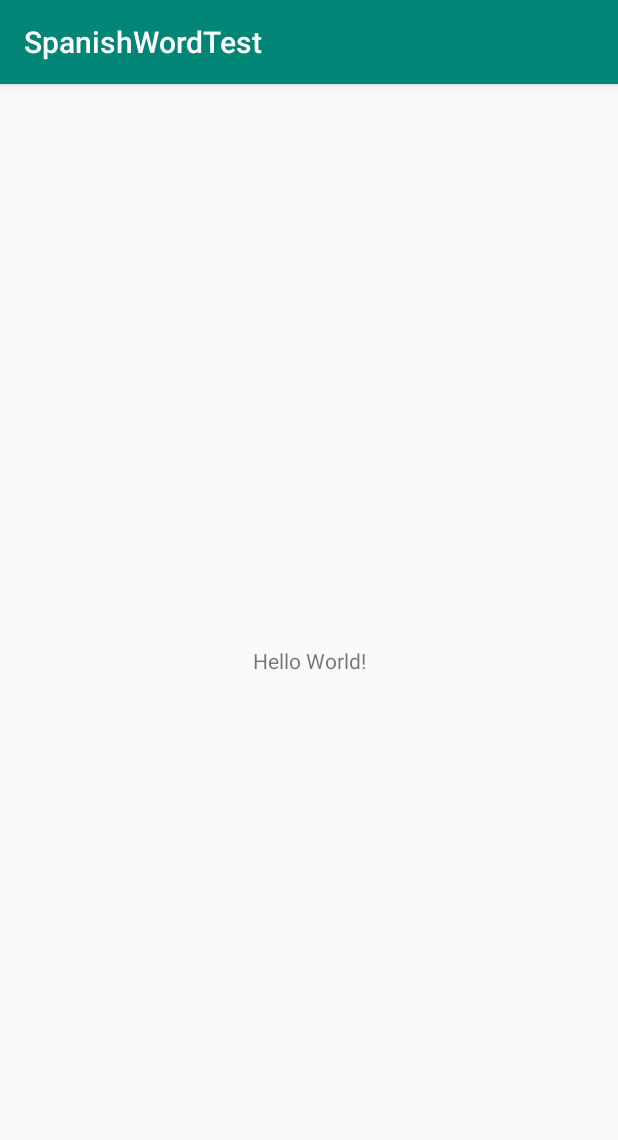
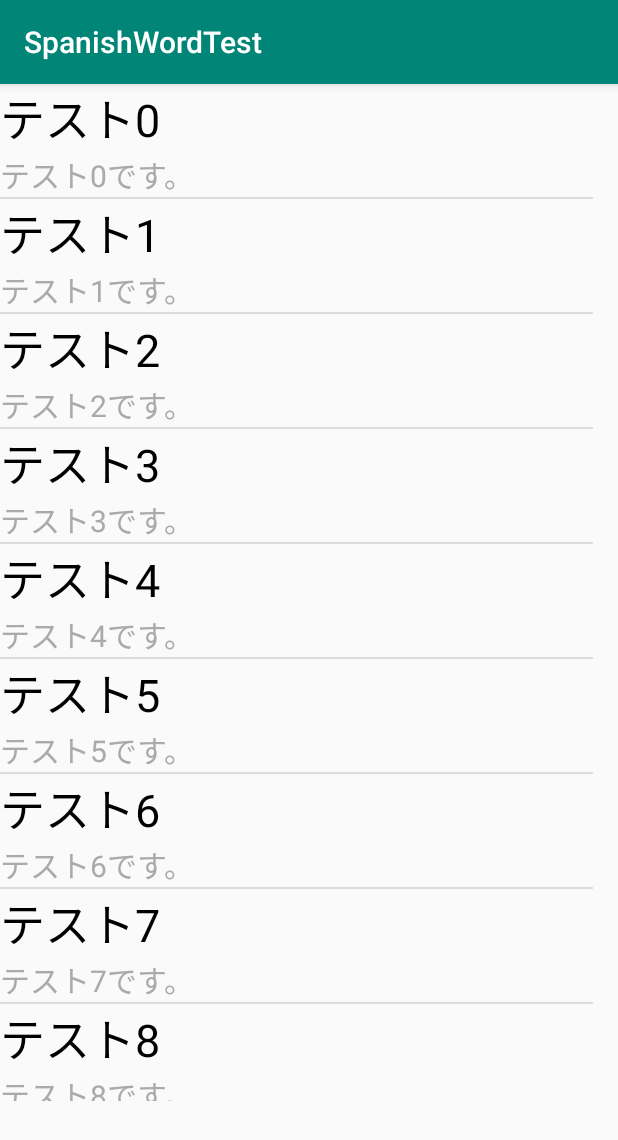
Before and after one commit to aetenotnk/SpanishWordTest, an Android app: the screen it shows after launch (TestList), on a phone screen of 412 x 824 dp. Shown: the top 1140 px of the screen. Run offline under Robolectric (Android 15) with nearby library versions, the light colour scheme and no system bars.

Commit message:
テスト一覧画面の仮組を作成

```diff
--- a/app/src/main/java/jp/yutayamazaki/spanishwordtest/TestList.java
+++ b/app/src/main/java/jp/yutayamazaki/spanishwordtest/TestList.java
@@ -2,6 +2,13 @@ package jp.yutayamazaki.spanishwordtest;
 
 import android.support.v7.app.AppCompatActivity;
 import android.os.Bundle;
+import android.view.ViewGroup;
+import android.widget.ListView;
+import android.widget.RelativeLayout;
+import android.widget.SimpleAdapter;
+
+import java.util.ArrayList;
+import java.util.HashMap;
 
 public class TestList extends AppCompatActivity {
 
@@ -9,5 +16,50 @@ public class TestList extends AppCompatActivity {
     protected void onCreate(Bundle savedInstanceState) {
         super.onCreate(savedInstanceState);
         setContentView(R.layout.activity_test_list);
+
+        setTestList();
+    }
+
+    private void setTestList(){
+        ArrayList<HashMap<String, String>> listData = new ArrayList<>();
+
+        for(int i = 0;i < 10;i++){
+            HashMap<String, String> data = new HashMap<>();
+
+            data.put("title", "テスト" + i);
+            data.put("caption", "テスト" + i + "です。");
+
+            listData.add(data);
+        }
+
+        SimpleAdapter adapter = new SimpleAdapter(
+                this,
+                listData,
+                R.layout.test_list_row,
+                new String[]{"title", "caption"},
+                new int[]{R.id.test_row_title, R.id.test_row_caption}
+        );
+
+        ListView listView = ListView.class.cast(findViewById(R.id.test_list));
+        listView.setAdapter(adapter);
+    }
+
+    /**
+     * そのままだと画面下のナビゲーションバーに被る可能性があるので、
+     * リストのサイズを調整する。
+     */
+    private void resizeTestList(){
+        RelativeLayout contents = RelativeLayout.class.cast(findViewById(R.id.test_list_contents));
+        ListView listView = ListView.class.cast(findViewById(R.id.test_list));
+
+        ViewGroup.LayoutParams params = listView.getLayoutParams();
+        params.height = contents.getHeight() - 16;
+        listView.setLayoutParams(params);
+    }
+
+    @Override
+    public void onWindowFocusChanged(boolean hasFocus) {
+        super.onWindowFocusChanged(hasFocus);
+        resizeTestList();
     }
 }
--- a/app/src/main/res/layout/activity_test_list.xml
+++ b/app/src/main/res/layout/activity_test_list.xml
@@ -1,18 +1,13 @@
 <?xml version="1.0" encoding="utf-8"?>
-<android.support.constraint.ConstraintLayout xmlns:android="http://schemas.android.com/apk/res/android"
-    xmlns:app="http://schemas.android.com/apk/res-auto"
+<RelativeLayout xmlns:android="http://schemas.android.com/apk/res/android"
     xmlns:tools="http://schemas.android.com/tools"
+    android:id="@+id/test_list_contents"
     android:layout_width="match_parent"
     android:layout_height="match_parent"
     tools:context=".TestList">
 
-    <TextView
-        android:layout_width="wrap_content"
-        android:layout_height="wrap_content"
-        android:text="Hello World!"
-        app:layout_constraintBottom_toBottomOf="parent"
-        app:layout_constraintLeft_toLeftOf="parent"
-        app:layout_constraintRight_toRightOf="parent"
-        app:layout_constraintTop_toTopOf="parent" />
-
-</android.support.constraint.ConstraintLayout>
+    <ListView
+        android:id="@+id/test_list"
+        android:layout_width="395dp"
+        android:layout_height="678dp"/>
+</RelativeLayout>
--- /dev/null
+++ b/app/src/main/res/layout/test_list_row.xml
@@ -0,0 +1,24 @@
+<?xml version="1.0" encoding="utf-8"?>
+<LinearLayout
+    xmlns:android="http://schemas.android.com/apk/res/android"
+    android:layout_width="match_parent"
+    android:layout_height="match_parent"
+    android:orientation="vertical">
+
+    <TextView
+        android:layout_width="wrap_content"
+        android:layout_height="wrap_content"
+        android:text=""
+        android:textSize="30sp"
+        android:id="@+id/test_row_title"
+        android:textColor="@android:color/black"/>
+
+    <TextView
+        android:layout_width="wrap_content"
+        android:layout_height="wrap_content"
+        android:text=""
+        android:id="@+id/test_row_caption"
+        android:textSize="20sp"
+        android:textColor="@android:color/darker_gray"/>
+
+</LinearLayout>
```
